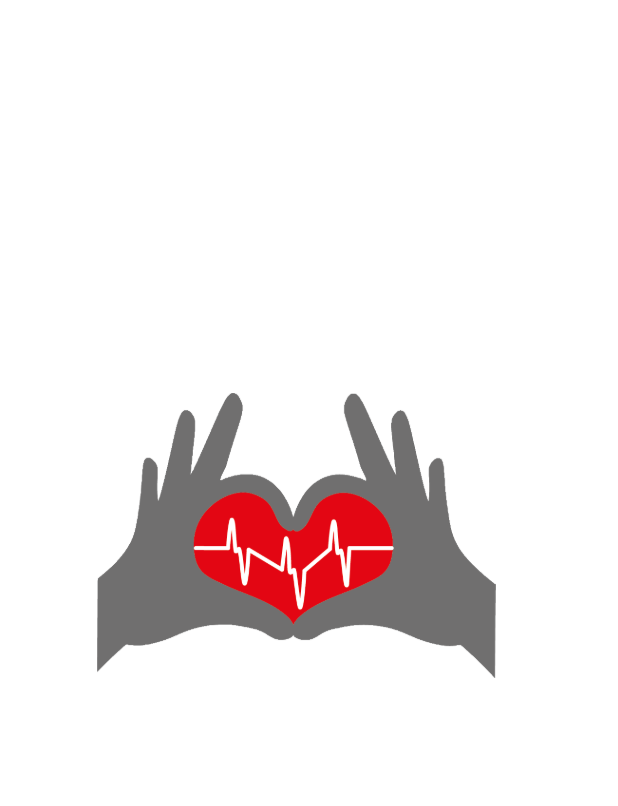
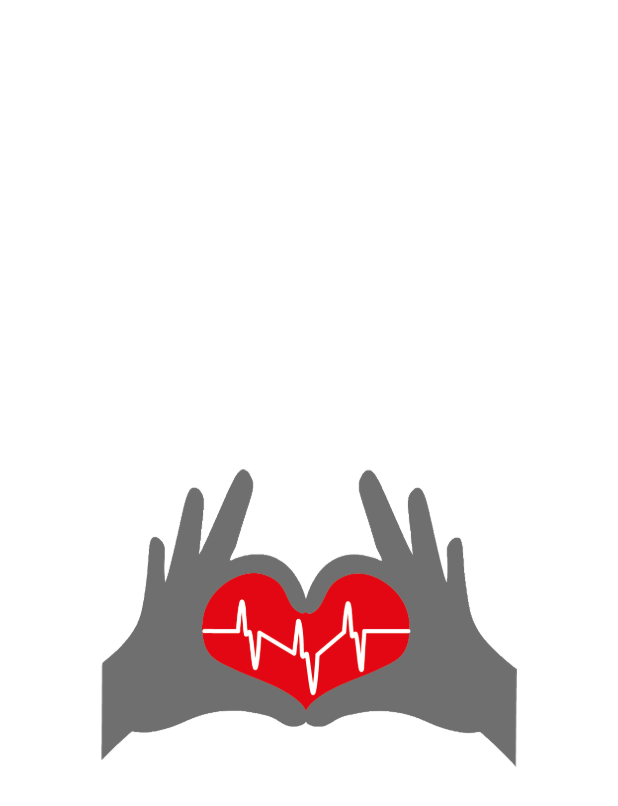
Before and after one commit to zelnicek/tepovka, a Flutter app: the first screen one second after launch, on a phone screen of 412 x 824 dp. Shown: the top 806 px of the screen. Run offline on Flutter 3.47's test engine with Material 3 defaults, Android fonts, the light colour scheme and no system bars; our stand-ins replace camera, card_swiper, fl_chart, flutter_tts, font_awesome_flutter, google_nav_bar and 7 more; missing offline and left inert: fftea, health; accounts and stored records are empty.

Commit message:
Refine UI responsiveness and remove demo video

```diff
--- a/lib/main.dart
+++ b/lib/main.dart
@@ -83,12 +83,6 @@ class _AnimatedSplashScreenState extends State<AnimatedSplashScreen>
   late AnimationController _controller;
   late Animation<double> _animation;
 
-  // Tyto hodnoty musíš nahradit podle hodnot z LaunchScreen
-  final double x = 55; // X pozice
-  final double y = 270; // Y pozice
-  final double width = 285; // Šířka obrázku
-  final double height = 174; // Výška obrázku
-
   @override
   void initState() {
     super.initState();
@@ -122,27 +116,35 @@ class _AnimatedSplashScreenState extends State<AnimatedSplashScreen>
 
   @override
   Widget build(BuildContext context) {
-    return Scaffold(
-      backgroundColor: Colors.white, // Nastavení pozadí
-      body: Stack(
-        children: [
-          // Umístění animovaného obrázku s použitím hodnot pro X, Y, Width, Height
-          Positioned(
-            left: x,
-            top: y,
+    return LayoutBuilder(
+      builder: (context, constraints) {
+        final shortestSide =
+            constraints.biggest.shortestSide.clamp(0.0, double.infinity);
+        final imageWidth = (shortestSide * 0.72).clamp(220.0, 320.0);
+        final imageHeight = imageWidth * (174 / 285);
+
+        return Scaffold(
+          backgroundColor: Colors.white,
+          body: Center(
             child: AnimatedBuilder(
               animation: _animation,
               builder: (context, child) {
                 return Transform.scale(
                   scale: _animation.value,
-                  child: Image.asset('assets/tepovka.png',
-                      width: width, height: height), // Nahraď obrázkem
+                  child: SizedBox(
+                    width: imageWidth,
+                    height: imageHeight,
+                    child: Image.asset(
+                      'assets/tepovka.png',
+                      fit: BoxFit.contain,
+                    ),
+                  ),
                 );
               },
             ),
           ),
-        ],
-      ),
+        );
+      },
     );
   }
 }
```
Also changed, not shown: lib/pages/summary_page.dart (+43 -12 lines), lib/ppg_algo.dart (+18 -42 lines), 4 other files.
